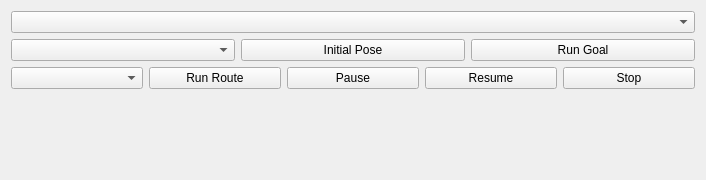
The window that mapoi_rviz_plugins/src/ui/mapoi_panel.ui (shimz-robotics/mapoi) describes before a commit, drawn with Qt 5.
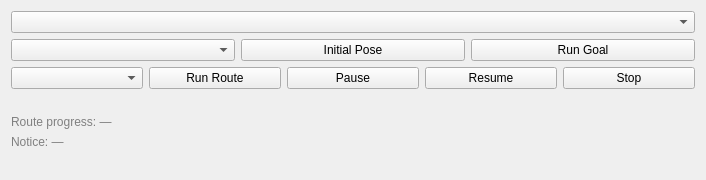
The same window after the commit.

Diff of the .ui file:
```diff
--- a/mapoi_rviz_plugins/src/ui/mapoi_panel.ui
+++ b/mapoi_rviz_plugins/src/ui/mapoi_panel.ui
@@ -134,7 +134,10 @@
    <item>
     <widget class="QLabel" name="RouteProgressLabel">
      <property name="text">
-      <string></string>
+      <string>Route progress: —</string>
+     </property>
+     <property name="styleSheet">
+      <string notr="true">color: gray;</string>
      </property>
      <property name="textFormat">
       <enum>Qt::PlainText</enum>
@@ -144,10 +147,10 @@
    <item>
     <widget class="QLabel" name="CommandRejectedLabel">
      <property name="text">
-      <string></string>
+      <string>Notice: —</string>
      </property>
      <property name="styleSheet">
-      <string notr="true">color: red;</string>
+      <string notr="true">color: gray;</string>
      </property>
      <property name="textFormat">
       <enum>Qt::PlainText</enum>
```
Left out of the diff: 5 changed lines with no effect on the pictures.
